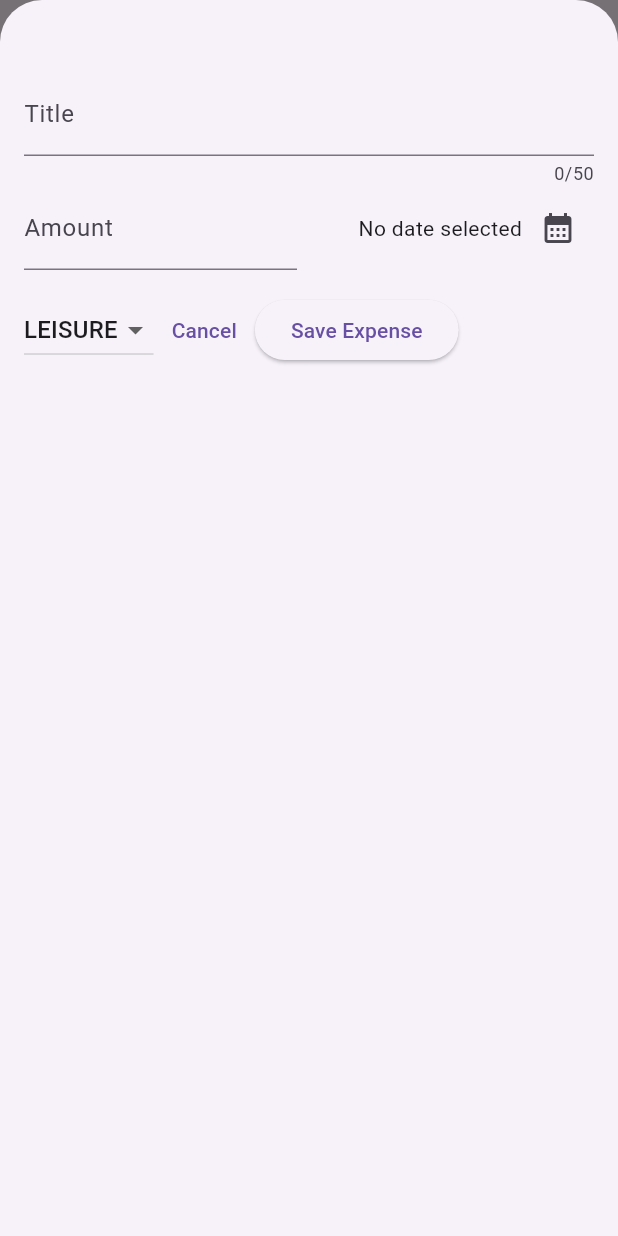
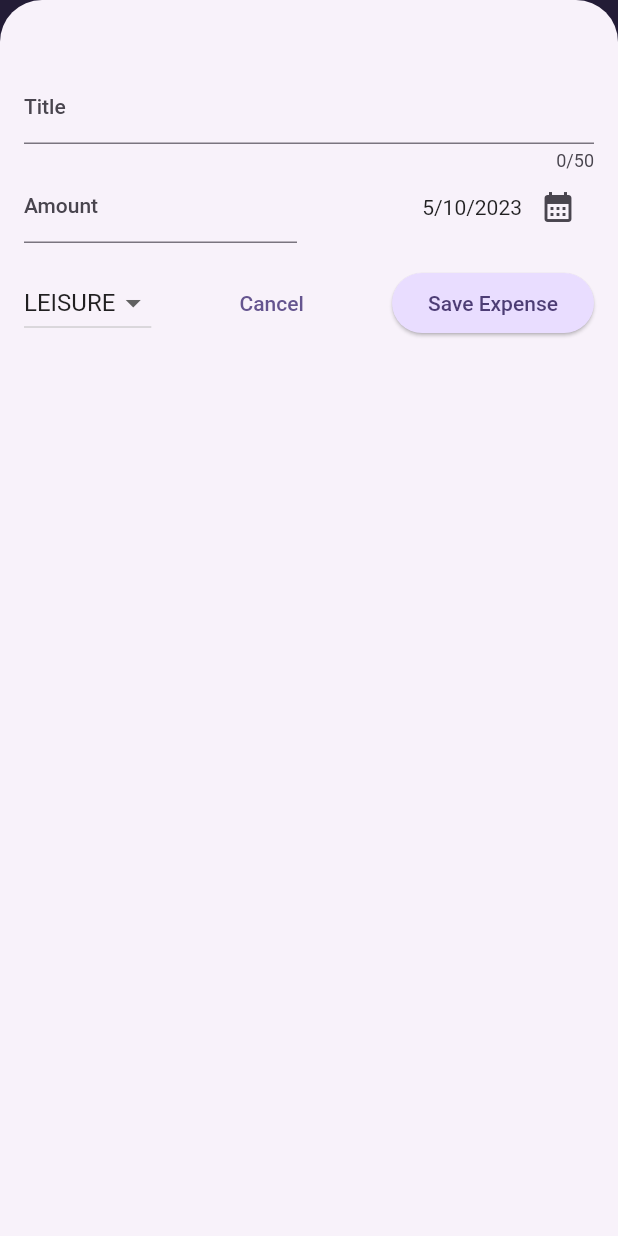
Before and after one commit to arunjish/learning-expense-flutter-app-v2, a Flutter app: the screen it shows after launch, after a tap on the "add" icon, on a phone screen of 412 x 824 dp. Run offline on Flutter 3.47's test engine with Material 2 defaults, Android fonts, the phone set to English and light mode, and no system bars.

Commit message:
theme, dark theme

```diff
--- a/lib/main.dart
+++ b/lib/main.dart
@@ -2,13 +2,54 @@ import 'package:flutter/material.dart';
 
 import 'package:expense_tracker/widgets/expenses.dart';
 
+var kColorScheme =
+    ColorScheme.fromSeed(seedColor: const Color.fromARGB(255, 96, 59, 181));
+
+var kDarkColorScheme =
+    ColorScheme.fromSeed(seedColor: const Color.fromARGB(255, 5, 99, 125));
 void main() {
-  runApp(
-    MaterialApp(
-      theme: ThemeData(
-        useMaterial3: true,
-      ),
-      home: const Expenses(),
+  runApp(MaterialApp(
+    darkTheme: ThemeData.dark().copyWith(
+      useMaterial3: true,
+      colorScheme: kDarkColorScheme,
+      appBarTheme: const AppBarTheme().copyWith(
+          backgroundColor: kDarkColorScheme.onPrimaryContainer,
+          foregroundColor: kDarkColorScheme.primaryContainer),
+      cardTheme: const CardTheme().copyWith(
+          color: kDarkColorScheme.secondaryContainer,
+          margin: const EdgeInsets.symmetric(vertical: 8, horizontal: 16)),
+      elevatedButtonTheme: ElevatedButtonThemeData(
+          style: ElevatedButton.styleFrom(
+              backgroundColor: kDarkColorScheme.primaryContainer)),
+      textTheme: ThemeData().textTheme.copyWith(
+            titleLarge: TextStyle(
+                fontWeight: FontWeight.normal,
+                color: kDarkColorScheme.onSecondaryContainer,
+                fontSize: 14),
+          ),
     ),
-  );
+    theme: ThemeData().copyWith(
+      useMaterial3: true,
+      colorScheme: kColorScheme,
+      appBarTheme: const AppBarTheme().copyWith(
+          backgroundColor: kColorScheme.onPrimaryContainer,
+          foregroundColor: kColorScheme.primaryContainer),
+      cardTheme: const CardTheme().copyWith(
+          color: kColorScheme.secondaryContainer,
+          margin: const EdgeInsets.symmetric(vertical: 8, horizontal: 16)),
+      elevatedButtonTheme: ElevatedButtonThemeData(
+          style: ElevatedButton.styleFrom(
+        backgroundColor: kColorScheme.primaryContainer,
+        foregroundColor: kColorScheme.onPrimaryContainer,
+      )),
+      textTheme: ThemeData().textTheme.copyWith(
+            titleLarge: TextStyle(
+                fontWeight: FontWeight.normal,
+                color: kColorScheme.onSecondaryContainer,
+                fontSize: 14),
+          ),
+    ),
+    themeMode: ThemeMode.system,
+    home: const Expenses(),
+  ));
 }
--- a/lib/widgets/expense_list/expense_item.dart
+++ b/lib/widgets/expense_list/expense_item.dart
@@ -18,8 +18,12 @@ class ExpenseItem extends StatelessWidget {
               vertical: 16,
             ),
             child: Column(
+              crossAxisAlignment: CrossAxisAlignment.start,
               children: [
-                Text(expense.title),
+                Text(
+                  expense.title,
+                  style: Theme.of(context).textTheme.titleLarge,
+                ),
                 const SizedBox(height: 4),
                 Row(
                   children: [
--- a/lib/widgets/expense_list/expense_list.dart
+++ b/lib/widgets/expense_list/expense_list.dart
@@ -15,8 +15,14 @@ class ExpenseList extends StatelessWidget {
       itemBuilder: (context, index) {
         return Dismissible(
           key: ValueKey(expenses[index]),
+          onDismissed: (ds) => {onRemoveExpense(expenses[index])},
+          background: Container(
+            color: Theme.of(context).colorScheme.error.withOpacity(.5),
+            margin: EdgeInsets.symmetric(
+              horizontal: Theme.of(context).cardTheme.margin!.horizontal,
+            ),
+          ),
           child: ExpenseItem(expenses[index]),
-          onDismissed: (ds) => {onRemoveExpense(expenses[index])},
         );
       },
     );
--- a/lib/widgets/expenses.dart
+++ b/lib/widgets/expenses.dart
@@ -60,9 +60,22 @@ class _ExpensesState extends State<Expenses> {
   }
 
   void _removeExpense(Expense expense) {
+    final expenseIndex = _registeredExpenses.indexOf(expense);
     setState(() {
       _registeredExpenses.remove(expense);
     });
+    ScaffoldMessenger.of(context).clearSnackBars();
+    ScaffoldMessenger.of(context).showSnackBar(SnackBar(
+      content: const Text('Expense deleted'),
+      duration: const Duration(seconds: 3),
+      action: SnackBarAction(
+          label: "Undo",
+          onPressed: () {
+            setState(() {
+              _registeredExpenses.insert(expenseIndex, expense);
+            });
+          }),
+    ));
   }
 
   void _openAddExpenseOverlay() {
--- a/lib/widgets/new_expense.dart
+++ b/lib/widgets/new_expense.dart
@@ -32,6 +32,9 @@ class _NewExpenseState extends State<NewExpense> {
 
   @override
   Widget build(BuildContext context) {
+    setState(() {
+      _selectedDate = _selectedDate ?? DateTime.now();
+    });
     return Padding(
         padding: const EdgeInsets.fromLTRB(16, 48, 16, 16),
         child: Column(
@@ -73,6 +76,8 @@ class _NewExpenseState extends State<NewExpense> {
             ]),
             const SizedBox(height: 16),
             Row(
+              mainAxisAlignment: MainAxisAlignment.spaceBetween,
+              crossAxisAlignment: CrossAxisAlignment.center,
               children: [
                 DropdownButton(
                     value: _selectedCategory,
```
